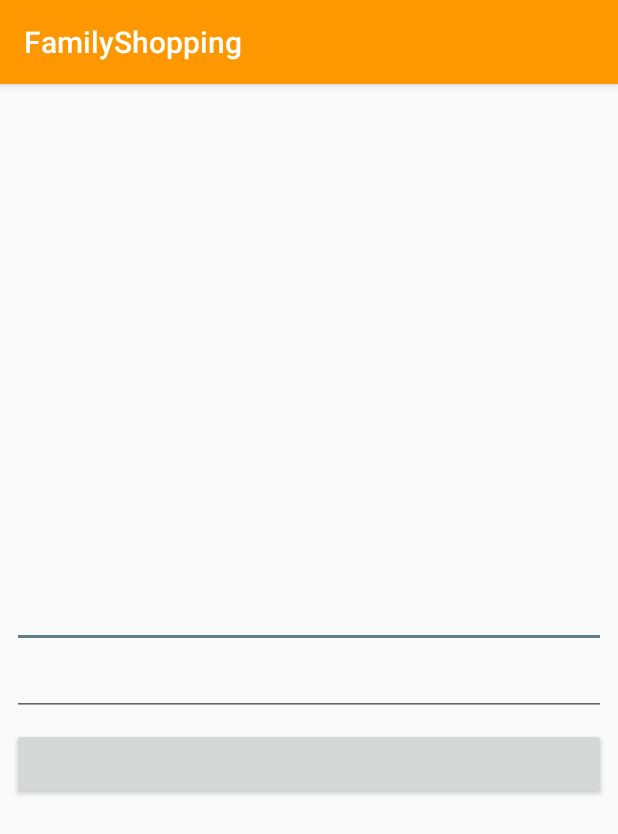
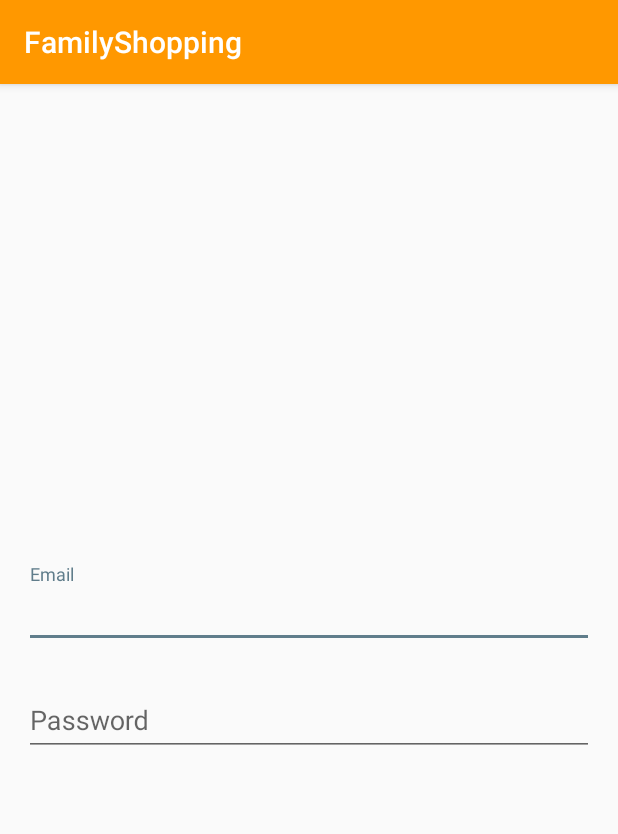
Before and after one commit to nicolapagiaro/FamilyShopping, an Android app: the fragment LoginFragment shown on its own in the app's theme, on a phone screen of 412 x 824 dp. Shown: the top 834 px of the screen. Run offline under Robolectric (Android 15) with nearby library versions, the light colour scheme and no system bars; libraries missing offline, so code that uses them is left out: com.heinrichreimersoftware.materialintro.

Commit message:
First slide ok, working on the second

```diff
--- a/app/src/main/java/it/paggiapp/familyshopping/IntroActivity.kt
+++ b/app/src/main/java/it/paggiapp/familyshopping/IntroActivity.kt
@@ -32,7 +32,7 @@
                 .description(R.string.intro_descr1)
                 .background(R.color.colorPrimary)
                 .backgroundDark(R.color.colorPrimaryDark)
-                .image(R.drawable.intro)
+                .image(R.drawable.intro_image)
                 .scrollable(false)
                 .build())
 
--- a/app/src/main/java/it/paggiapp/familyshopping/LoginFragment.kt
+++ b/app/src/main/java/it/paggiapp/familyshopping/LoginFragment.kt
@@ -29,12 +29,5 @@
         return inflater?.inflate(R.layout.fragment_intro_login, container, false)
     }
 
-    /**
-     * onActivityCreated function
-     */
-    override fun onActivityCreated(savedInstanceState: Bundle?) {
-        super.onActivityCreated(savedInstanceState)
-    }
-
 
 }
--- a/app/src/main/res/layout/fragment_intro_login.xml
+++ b/app/src/main/res/layout/fragment_intro_login.xml
@@ -1,39 +1,42 @@
 <?xml version="1.0" encoding="utf-8"?>
-<layout xmlns:android="http://schemas.android.com/apk/res/android">
+<LinearLayout xmlns:android="http://schemas.android.com/apk/res/android"
+    android:layout_width="match_parent"
+    android:layout_height="match_parent"
+    xmlns:app="http://schemas.android.com/apk/res-auto"
+    android:gravity="center"
+    xmlns:tools="http://schemas.android.com/tools"
+    tools:context=".IntroActivity"
+    android:orientation="vertical">
 
-    <LinearLayout
+    <android.support.design.widget.TextInputLayout
+        android:layout_marginStart="@dimen/horizontal_margin"
+        android:layout_marginEnd="@dimen/horizontal_margin"
         android:layout_width="match_parent"
         android:layout_height="wrap_content"
-        android:layout_gravity="center"
-        android:fitsSystemWindows="false"
-        android:gravity="center"
-        android:orientation="vertical"
-        android:padding="@dimen/mi_baseline">
+        android:textColorHint="@color/colorAccent">
 
-        <TextView
+        <android.support.design.widget.TextInputEditText
+            android:id="@+id/username"
             android:layout_width="match_parent"
             android:layout_height="wrap_content"
-            android:gravity="center_horizontal"
-            android:textAppearance="@style/TextAppearance.AppCompat.Headline" />
+            android:textColor="@color/colorAccent"
+            android:hint="Email"/>
 
-        <EditText
-            android:id="@+id/fakeUsername"
+    </android.support.design.widget.TextInputLayout>
+
+    <android.support.design.widget.TextInputLayout
+        android:layout_marginStart="@dimen/horizontal_margin"
+        android:layout_marginEnd="@dimen/horizontal_margin"
+        android:layout_marginTop="@dimen/vertical_margin"
+        android:layout_width="match_parent"
+        android:layout_height="wrap_content">
+
+        <android.support.design.widget.TextInputEditText
+            android:id="@+id/password"
             android:layout_width="match_parent"
             android:layout_height="wrap_content"
-            android:layout_marginTop="@dimen/mi_baseline" />
+            android:hint="Password"/>
 
-        <EditText
-            android:id="@+id/fakePassword"
-            android:layout_width="match_parent"
-            android:layout_height="wrap_content"
-            android:inputType="textPassword" />
+    </android.support.design.widget.TextInputLayout>
 
-        <Button
-            android:id="@+id/fakeLogin"
-            android:layout_width="match_parent"
-            android:layout_height="wrap_content"
-            android:layout_marginTop="@dimen/mi_baseline"/>
-
-    </LinearLayout>
-
-</layout>
+</LinearLayout>
--- /dev/null
+++ b/app/src/main/res/values/dimen.xml
@@ -0,0 +1,5 @@
+<?xml version="1.0" encoding="utf-8"?>
+<resources>
+    <dimen name="horizontal_margin">16dp</dimen>
+    <dimen name="vertical_margin">16dp</dimen>
+</resources>
```
Also changed, not shown: app/src/main/res/drawable/intro.png (deleted).
